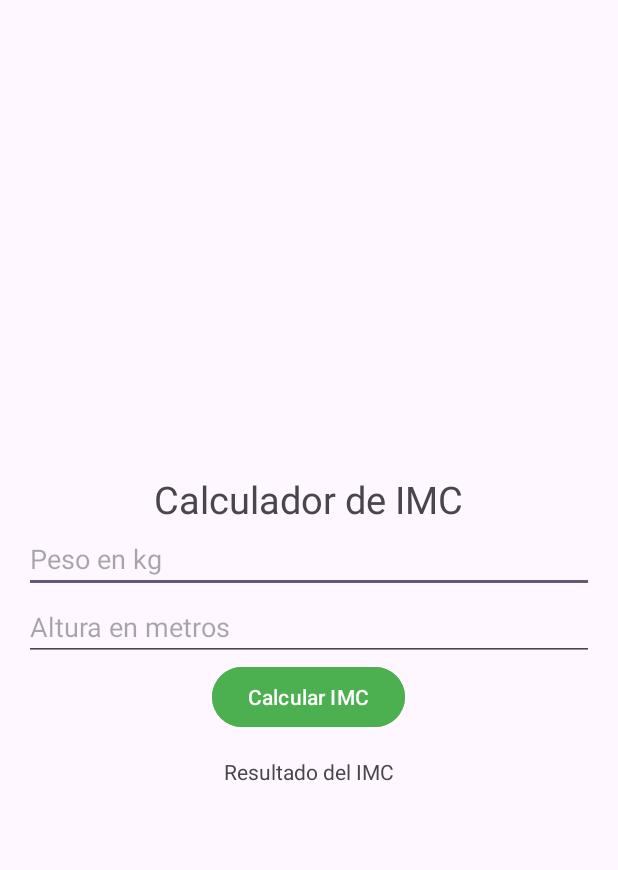
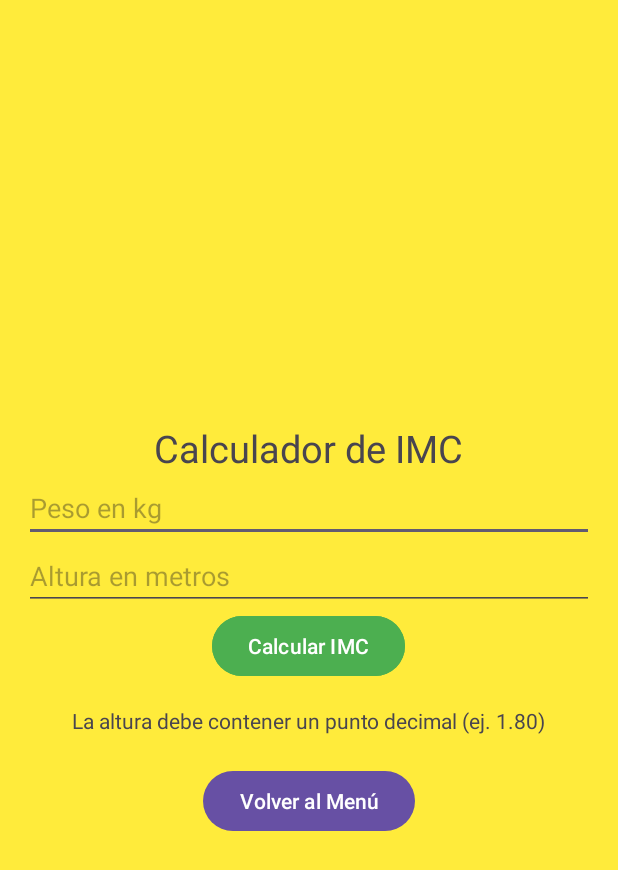
Before and after one commit to BboyBleaK/Evaluacion1, an Android app: the IMCActivity screen opened directly, with no data from a screen before it, after a tap on "Calcular IMC", on a phone screen of 412 x 824 dp. Shown: the top 870 px of the screen. Run offline under Robolectric (Android 15) with nearby library versions, the phone set to English and light mode, and no system bars.

Commit message:
Evaluacion Actualizada

```diff
--- a/app/src/main/java/com/example/evaluacion1/IMCActivity.java
+++ b/app/src/main/java/com/example/evaluacion1/IMCActivity.java
@@ -1,5 +1,6 @@
 package com.example.evaluacion1;
 
+import android.content.Intent;
 import android.os.Bundle;
 import android.view.View;
 import android.widget.Button;
@@ -18,12 +19,15 @@ public class IMCActivity extends AppCompatActivity {
         EditText editTextAltura = findViewById(R.id.editTextAltura);
         Button buttonCalcular = findViewById(R.id.button_calcular);
         TextView textViewResultado = findViewById(R.id.textViewResultado);
+        Button buttonVolver = findViewById(R.id.buttonVolver);
 
         buttonCalcular.setOnClickListener(v -> {
             String pesoStr = editTextPeso.getText().toString();
             String alturaStr = editTextAltura.getText().toString();
 
-            if (!pesoStr.isEmpty() && !alturaStr.isEmpty()) {
+
+            if (!pesoStr.isEmpty() && !alturaStr.isEmpty() && alturaStr.contains(".")) {
+                try {
                     double peso = Double.parseDouble(pesoStr);
                     double altura = Double.parseDouble(alturaStr);
                     double imc = peso / (altura * altura);
@@ -38,6 +42,18 @@ public class IMCActivity extends AppCompatActivity {
                     }
 
                     textViewResultado.setText(String.format("IMC: %.2f - %s", imc, clasificacion));
+                } catch (NumberFormatException e) {
+                    textViewResultado.setText("Formato incorrecto en el valor de altura.");
+                }
+            } else {
+                textViewResultado.setText("La altura debe contener un punto decimal (ej. 1.80)");
+            }
+        });
+
+        buttonVolver.setOnClickListener(new View.OnClickListener() {
+            public void onClick(View v) {
+                Intent intent = new Intent(IMCActivity.this, MainActivity.class);
+                startActivity(intent);
             }
         });
     }
--- a/app/src/main/res/layout/activity_imcactivity.xml
+++ b/app/src/main/res/layout/activity_imcactivity.xml
@@ -5,13 +5,14 @@
     android:id="@+id/main"
     android:layout_width="match_parent"
     android:layout_height="match_parent"
+    android:background="#FFEB3B"
     tools:context=".IMCActivity">
 
     <LinearLayout
-        android:orientation="vertical"
         android:layout_width="match_parent"
         android:layout_height="match_parent"
         android:gravity="center"
+        android:orientation="vertical"
         android:padding="16dp">
 
 
@@ -19,9 +20,9 @@
             android:id="@+id/textViewIMC"
             android:layout_width="wrap_content"
             android:layout_height="wrap_content"
+            android:paddingTop="16dp"
             android:text="Calculador de IMC"
-            android:textSize="25dp"
-            android:paddingTop="16dp"/>
+            android:textSize="25dp" />
 
         <EditText
             android:id="@+id/editTextPeso"
@@ -46,8 +47,15 @@
             android:id="@+id/textViewResultado"
             android:layout_width="wrap_content"
             android:layout_height="wrap_content"
-            android:text="Resultado del IMC"
-            android:paddingTop="16dp"/>
+            android:paddingTop="16dp"
+            android:text="Resultado del IMC" />
+
+        <Button
+            android:id="@+id/buttonVolver"
+            android:layout_width="wrap_content"
+            android:layout_height="wrap_content"
+            android:layout_marginTop="20dp"
+            android:text="Volver al Menú" />
     </LinearLayout>
 
 
```
Also changed, not shown: app/src/main/java/com/example/evaluacion1/RandomActivity.java (+19 -2 lines), app/src/main/res/layout/activity_main.xml (+15 -14 lines), app/src/main/res/layout/activity_random.xml (+13 -6 lines). Lines whose indentation alone changed are shown as unchanged.
